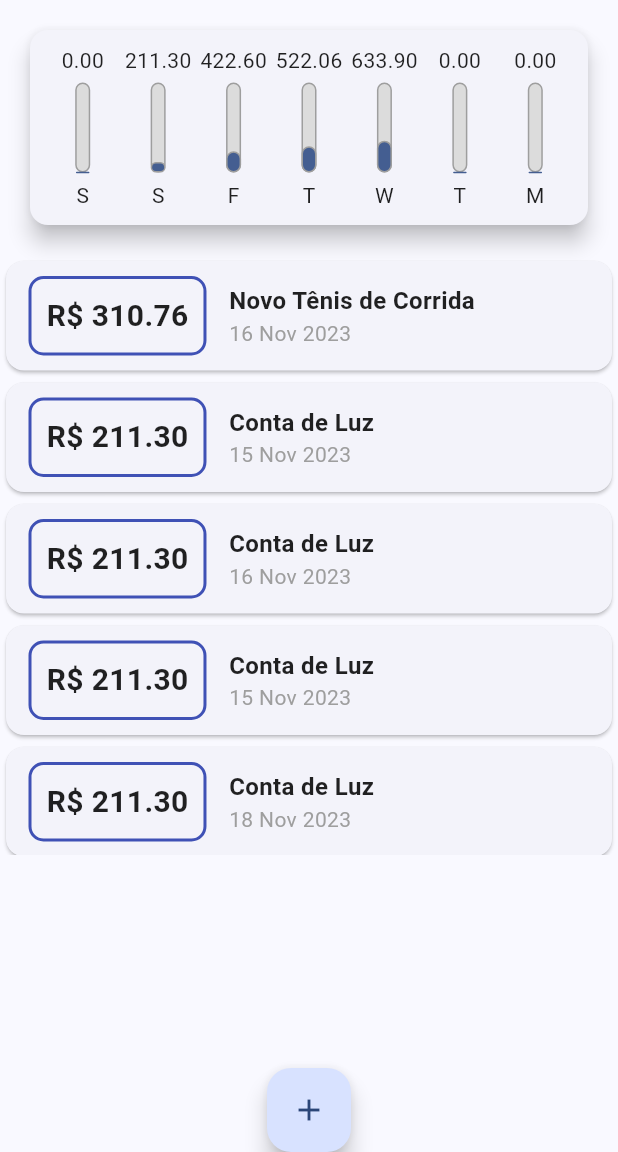
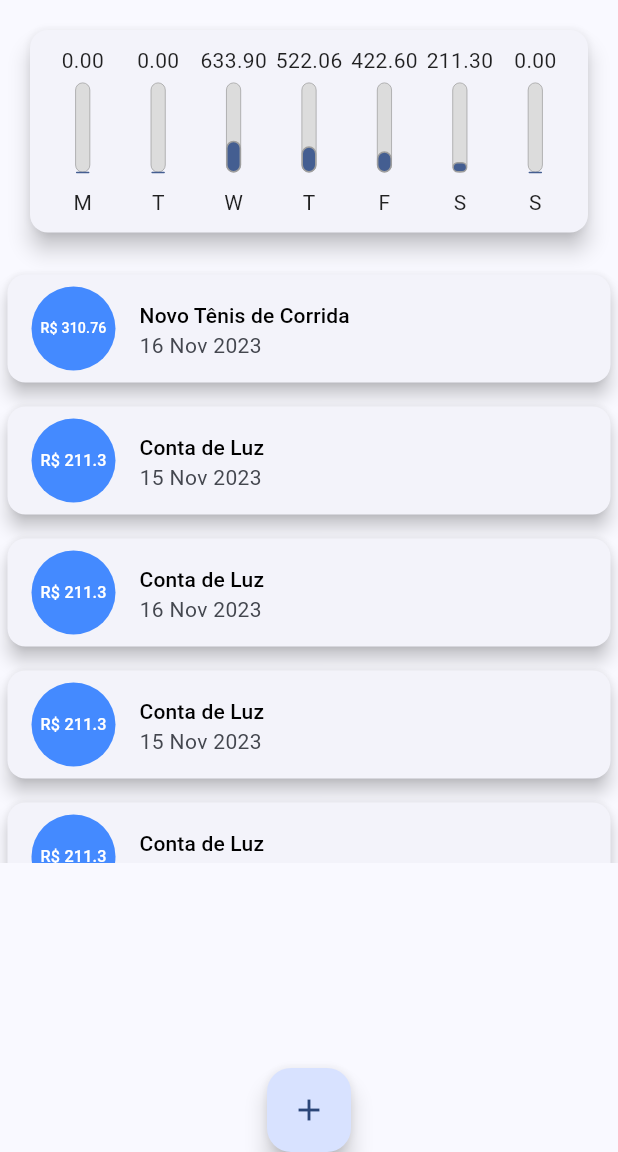
Before and after one commit to gilmario-kpslow/despesas-aula-fluter, a Flutter app: the screen it shows after launch, on a phone screen of 412 x 824 dp, the part 84-1236 px from its top. Run offline on Flutter 3.47's test engine with Material 2 defaults, Android fonts, the phone set to English and light mode, and no system bars.

Commit message:
Comit automatico gerado pelo sistema

```diff
--- a/lib/components/chart.dart
+++ b/lib/components/chart.dart
@@ -1,5 +1,3 @@
-import 'dart:ffi';
-
 import 'package:despesas/components/chart_bar.dart';
 import 'package:despesas/models/transacao.dart';
 import 'package:flutter/material.dart';
@@ -33,7 +31,7 @@ class Chart extends StatelessWidget {
         'day': DateFormat.E().format(weekDay)[0],
         'value': total,
       };
-    });
+    }).reversed.toList();
   }
 
   double get _totalSemana {
--- a/lib/components/chart_bar.dart
+++ b/lib/components/chart_bar.dart
@@ -16,11 +16,13 @@ class ChartBar extends StatelessWidget {
     return Column(
       children: [
         // Text('R\$${this.valor.toStringAsFixed(2)}'),
-        FittedBox(child: Text('${this.valor.toStringAsFixed(2)}')),
         SizedBox(
+            height: 20,
+            child: FittedBox(child: Text(valor.toStringAsFixed(2)))),
+        const SizedBox(
           height: 5,
         ),
-        Container(
+        SizedBox(
           height: 60,
           width: 10,
           child: Stack(
@@ -28,7 +30,7 @@ class ChartBar extends StatelessWidget {
             children: [
               Container(
                 decoration: BoxDecoration(
-                  border: Border.all(color: Colors.grey, width: 1.0),
+                  border: Border.all(color: Colors.grey, width: 0.5),
                   borderRadius: BorderRadius.circular(5),
                   color: const Color.fromRGBO(220, 220, 220, 1),
                 ),
@@ -46,8 +48,8 @@ class ChartBar extends StatelessWidget {
             ],
           ),
         ),
-        SizedBox(
-          height: 5,
+        const SizedBox(
+          height: 10,
         ),
         Text(label)
       ],
--- a/lib/components/transaction_list.dart
+++ b/lib/components/transaction_list.dart
@@ -36,44 +36,33 @@ class TransactionList extends StatelessWidget {
               itemBuilder: (context, index) {
                 final tr = transacoes[index];
                 return Card(
-                  child: Row(children: [
-                    Container(
-                      margin: const EdgeInsets.symmetric(
-                        horizontal: 15.0,
-                        vertical: 10.0,
-                      ),
-                      decoration: BoxDecoration(
-                          border: Border.all(color: Colors.indigo, width: 2.0),
-                          borderRadius:
-                              const BorderRadius.all(Radius.circular(10.0))),
-                      padding: const EdgeInsets.all(10.0),
-                      child: Text(
-                        'R\$ ${tr.valor.toStringAsFixed(2)}',
-                        style: const TextStyle(
-                          fontWeight: FontWeight.bold,
-                          fontSize: 20,
+                  elevation: 5,
+                  margin: const EdgeInsets.symmetric(
+                    vertical: 8,
+                    horizontal: 5,
+                  ),
+                  child: ListTile(
+                    leading: CircleAvatar(
+                      backgroundColor: Colors.blueAccent,
+                      radius: 28,
+                      child: Padding(
+                        padding: const EdgeInsets.all(6.0),
+                        child: FittedBox(
+                          child: Text(
+                            'R\$ ${tr.valor}',
+                            style: const TextStyle(color: Colors.white),
+                          ),
                         ),
                       ),
                     ),
-                    Column(
-                      crossAxisAlignment: CrossAxisAlignment.start,
-                      children: [
-                        Text(
-                          tr.titulo,
-                          style: const TextStyle(
-                            fontSize: 16,
-                            fontWeight: FontWeight.bold,
-                          ),
-                        ),
-                        Text(
-                          DateFormat('d MMM y').format(tr.data),
-                          style: const TextStyle(
-                            color: Colors.grey,
-                          ),
-                        ),
-                      ],
+                    title: Text(
+                      tr.titulo,
+                      style: Theme.of(context).textTheme.titleSmall,
                     ),
-                  ]),
+                    subtitle: Text(
+                      DateFormat('d MMM y').format(tr.data),
+                    ),
+                  ),
                 );
               }),
     );
--- a/lib/main.dart
+++ b/lib/main.dart
@@ -1,4 +1,3 @@
-import 'dart:ffi';
 import 'dart:math';
 
 import 'package:despesas/components/chart.dart';
@@ -50,49 +49,49 @@ class _HomeAppState extends State<HomeApp> {
       id: 't1',
       titulo: 'Novo Tênis de Corrida',
       valor: 310.76,
-      data: DateTime.now().subtract(Duration(days: 3)),
+      data: DateTime.now().subtract(const Duration(days: 3)),
     ),
     Transacao(
       id: 't2',
       titulo: 'Conta de Luz',
       valor: 211.30,
-      data: DateTime.now().subtract(Duration(days: 4)),
+      data: DateTime.now().subtract(const Duration(days: 4)),
     ),
     Transacao(
       id: 't2',
       titulo: 'Conta de Luz',
       valor: 211.30,
-      data: DateTime.now().subtract(Duration(days: 3)),
+      data: DateTime.now().subtract(const Duration(days: 3)),
     ),
     Transacao(
       id: 't3',
       titulo: 'Conta de Luz',
       valor: 211.30,
-      data: DateTime.now().subtract(Duration(days: 4)),
+      data: DateTime.now().subtract(const Duration(days: 4)),
     ),
     Transacao(
       id: 't4',
       titulo: 'Conta de Luz',
       valor: 211.30,
-      data: DateTime.now().subtract(Duration(days: 1)),
+      data: DateTime.now().subtract(const Duration(days: 1)),
     ),
     Transacao(
       id: 't5',
       titulo: 'Conta de Luz',
       valor: 211.30,
-      data: DateTime.now().subtract(Duration(days: 2)),
+      data: DateTime.now().subtract(const Duration(days: 2)),
     ),
     Transacao(
       id: 't6',
       titulo: 'Conta de Luz',
       valor: 211.30,
-      data: DateTime.now().subtract(Duration(days: 2)),
+      data: DateTime.now().subtract(const Duration(days: 2)),
     ),
     Transacao(
       id: 't7',
       titulo: 'Conta de Luz',
       valor: 211.30,
-      data: DateTime.now().subtract(Duration(days: 4)),
+      data: DateTime.now().subtract(const Duration(days: 4)),
     ),
   ];
 
@@ -103,12 +102,12 @@ class _HomeAppState extends State<HomeApp> {
         .toList();
   }
 
-  _addTrasaction(String titulo, double valor) {
+  _addTrasaction(String titulo, double valor, DateTime data) {
     final newTrasaction = Transacao(
       id: Random().nextDouble().toString(),
       titulo: titulo,
       valor: valor,
-      data: DateTime.now(),
+      data: data,
     );
 
     setState(() {
```
Also changed, not shown: lib/components/date_picker.dart (added, +12 -0 lines), lib/components/transaction_form.dart (+44 -8 lines).
